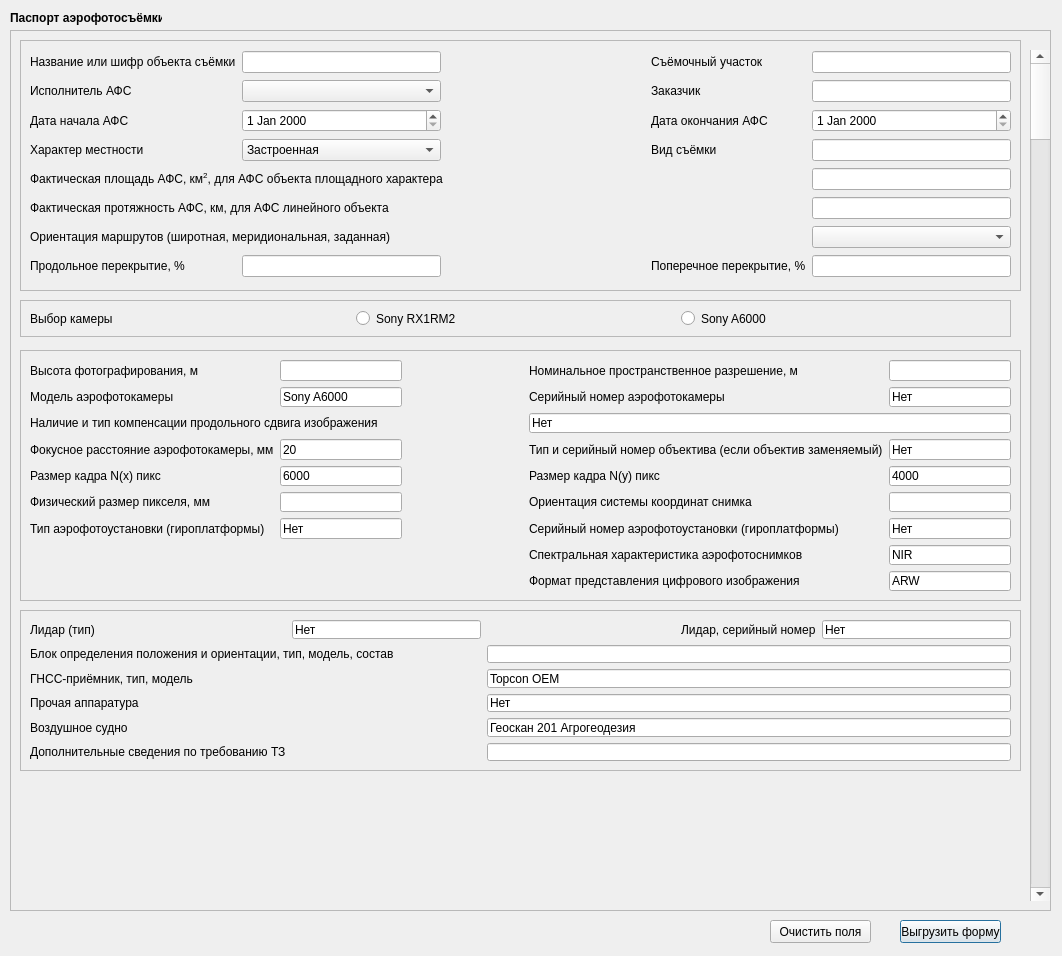
ji-tf/aerial_photography_gui, file Aerial_Photography_GUI_dialog_base.ui: the form before one commit.
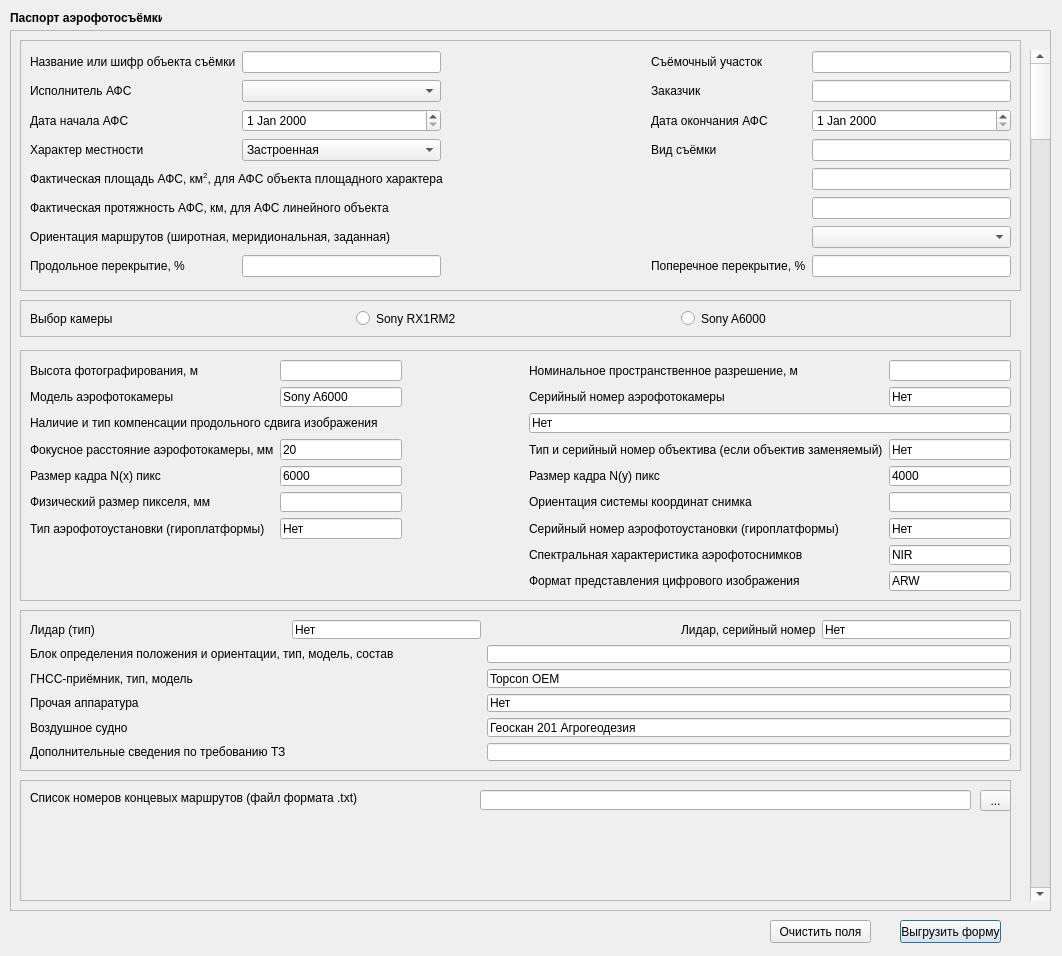
The form after the commit.

The edit to the form file:
```diff
--- a/Aerial_Photography_GUI_dialog_base.ui
+++ b/Aerial_Photography_GUI_dialog_base.ui
@@ -700,6 +700,58 @@
      <enum>Qt::Vertical</enum>
     </property>
    </widget>
+   <widget class="QFrame" name="frame">
+    <property name="geometry">
+     <rect>
+      <x>10</x>
+      <y>750</y>
+      <width>991</width>
+      <height>121</height>
+     </rect>
+    </property>
+    <property name="frameShape">
+     <enum>QFrame::StyledPanel</enum>
+    </property>
+    <property name="frameShadow">
+     <enum>QFrame::Raised</enum>
+    </property>
+    <widget class="QLabel" name="label_2">
+     <property name="geometry">
+      <rect>
+       <x>10</x>
+       <y>10</y>
+       <width>431</width>
+       <height>16</height>
+      </rect>
+     </property>
+     <property name="text">
+      <string>Список номеров концевых маршрутов (файл формата .txt)</string>
+     </property>
+    </widget>
+    <widget class="QToolButton" name="toolButton">
+     <property name="geometry">
+      <rect>
+       <x>960</x>
+       <y>10</y>
+       <width>31</width>
+       <height>21</height>
+      </rect>
+     </property>
+     <property name="text">
+      <string>...</string>
+     </property>
+    </widget>
+    <widget class="QLineEdit" name="lineEdit">
+     <property name="geometry">
+      <rect>
+       <x>460</x>
+       <y>10</y>
+       <width>491</width>
+       <height>20</height>
+      </rect>
+     </property>
+    </widget>
+   </widget>
   </widget>
  </widget>
  <resources/>
```
Left out of the diff: 16 changed lines with no effect on the pictures.
